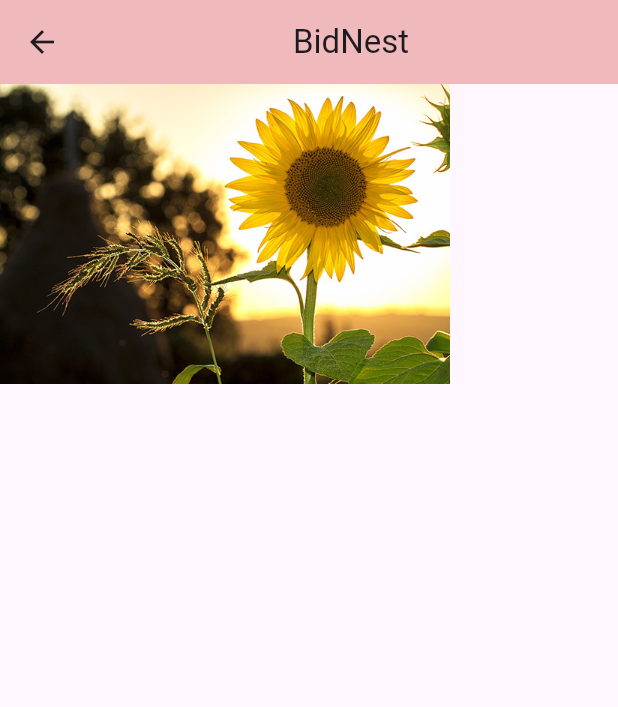
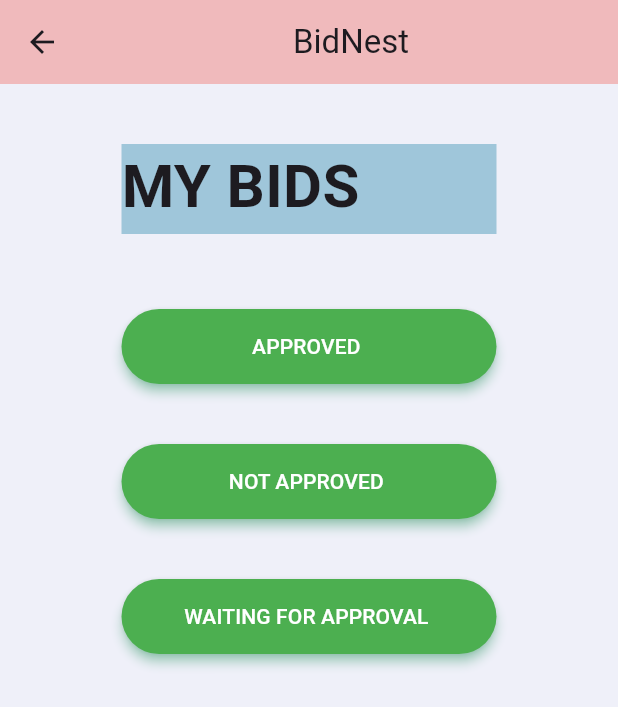
Before and after one commit to sameerhussain3211/SEProjectFrontEnd, a Flutter app: the userHomeScreen screen opened directly, after a tap on an icon or button, on a phone screen of 412 x 824 dp. Shown: the top 707 px of the screen. Run offline on Flutter 3.47's test engine with Material 3 defaults, Android fonts, the phone set to English and light mode, and no system bars; our stand-ins replace font_awesome_flutter.

Commit message:
making my bid screens

```diff
--- /dev/null
+++ b/lib/screens/userScreens/myBidsScreens/myBidHomepage.dart
@@ -0,0 +1,72 @@
+import 'package:app7/screens/userScreens/myBidsScreens/approvedBid.dart';
+import 'package:app7/screens/userScreens/myBidsScreens/notApprovedbid.dart';
+import 'package:app7/screens/userScreens/myBidsScreens/waitingForApproval.dart';
+import 'package:app7/widgets/SubmitButton.dart';
+import 'package:flutter/material.dart';
+
+class myBidhomepage extends StatelessWidget {
+  @override
+  Widget build(BuildContext context) {
+    return Scaffold(
+      appBar: AppBar(
+        backgroundColor: Color.fromARGB(80, 208, 52, 41),
+        title: Center(child: Text("BidNest")),
+      ),
+      body: Center(
+        child: Container(
+          color: Color.fromARGB(70, 198, 222, 234),
+          child: Column(children: [
+            Container(
+              height: 40,
+            ),
+            Container(
+              height: 60,
+              width: 250,
+              color: Color.fromARGB(116, 63, 147, 180),
+              child: Text(
+                "MY BIDS ",
+                style: TextStyle(fontSize: 40, fontWeight: FontWeight.bold),
+              ),
+            ),
+            Container(
+              height: 50,
+            ),
+            SubmitButton(
+              buttonText: "APPROVED ",
+              buttonLength: 250,
+              onPressedCallback: () {
+                Navigator.push(context, MaterialPageRoute(builder: (context) {
+                  return approvedBids();
+                }));
+              },
+            ),
+            Container(
+              height: 40,
+            ),
+            SubmitButton(
+              buttonText: "NOT APPROVED ",
+              buttonLength: 250,
+              onPressedCallback: () {
+                Navigator.push(context, MaterialPageRoute(builder: (context) {
+                  return notApprovedBid();
+                }));
+              },
+            ),
+            Container(
+              height: 40,
+            ),
+            SubmitButton(
+              buttonText: "WAITING FOR APPROVAL ",
+              buttonLength: 250,
+              onPressedCallback: () {
+                Navigator.push(context, MaterialPageRoute(builder: (context) {
+                  return waitingForApproval();
+                }));
+              },
+            )
+          ]),
+        ),
+      ),
+    );
+  }
+}
--- a/lib/screens/userScreens/userHomeScreen.dart
+++ b/lib/screens/userScreens/userHomeScreen.dart
@@ -1,4 +1,5 @@
 import 'package:app7/homescreen1.dart';
+import 'package:app7/screens/userScreens/myBidsScreens/myBidHomepage.dart';
 import 'package:app7/screens/userScreens/searchScreens/search.dart';
 import 'package:font_awesome_flutter/font_awesome_flutter.dart';
 import 'package:flutter/material.dart';
@@ -57,7 +58,7 @@ class userHomeScreen extends StatelessWidget {
                       onTap: () {
                         Navigator.push(context,
                             MaterialPageRoute(builder: (context) {
-                          return homescreen1();
+                          return myBidhomepage();
                         }));
                       },
                       child: Container(
@@ -86,7 +87,7 @@ class userHomeScreen extends StatelessWidget {
                       onTap: () {
                         Navigator.push(context,
                             MaterialPageRoute(builder: (context) {
-                          return homescreen1();
+                          return myBidhomepage();
                         }));
                       },
                       child: Container(
```
Also changed, not shown: lib/screens/userScreens/myBidsScreens/approvedBid.dart (added, +65 -0 lines), lib/screens/userScreens/myBidsScreens/contactDetails.dart (added, +54 -0 lines), lib/screens/userScreens/myBidsScreens/notApprovedbid.dart (added, +57 -0 lines), lib/screens/userScreens/myBidsScreens/waitingForApproval.dart (added, +57 -0 lines).
